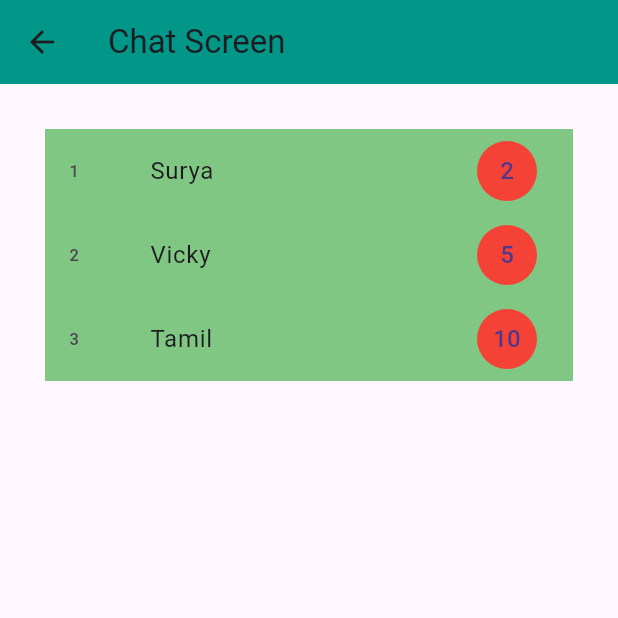
After one commit to tamilselvan-025/firebase, a Flutter app: the screen it shows after launch, after a tap on "Add Notification", after a tap on "Decrement Notification", after a tap on the "arrow forward" icon, on a phone screen of 412 x 824 dp, the top half of it. The commit adds this screen. Run offline on Flutter 3.47's test engine with Material 3 defaults, Android fonts, the phone set to English and light mode, and no system bars; our stand-ins replace firebase_core, firebase_messaging, flutter_local_notifications; accounts and stored records are empty.

Commit message:
notification_work

```diff
--- /dev/null
+++ b/lib/firebase/model/chat_user_model.dart
@@ -0,0 +1,5 @@
+class ChatUserModel{
+  String name;
+  int unReadMessages;
+  ChatUserModel(this.name, this.unReadMessages);
+}
--- /dev/null
+++ b/lib/firebase/screens/chat_list_screen.dart
@@ -0,0 +1,71 @@
+import 'package:firebase/main.dart';
+import 'package:flutter/material.dart';
+
+import '../model/chat_user_model.dart';
+import 'chat_screen.dart';
+
+class ChatListScreen extends StatefulWidget {
+  const ChatListScreen({super.key});
+
+  @override
+  State<ChatListScreen> createState() => _ChatListScreenState();
+}
+
+class _ChatListScreenState extends State<ChatListScreen> {
+  var userSurya = ChatUserModel("Surya", 2);
+  var userVicky = ChatUserModel("Vicky", 5);
+  var userTamil = ChatUserModel("Tamil", 10);
+  List<ChatUserModel> chatUsers = [];
+
+  @override
+  void initState() {
+    chatUsers = [userSurya, userVicky, userTamil];
+    super.initState();
+  }
+
+  @override
+  Widget build(BuildContext context) {
+    return Scaffold(
+      appBar: AppBar(
+        title: const Text("Chat Screen"),
+        backgroundColor: Colors.teal,
+      ),
+      body: Padding(
+        padding: const EdgeInsets.all(30),
+        child: ListView.builder(
+          itemBuilder: itemBuilder,
+          itemCount: chatUsers.length,
+        ),
+      ),
+    );
+  }
+
+  Widget itemBuilder(BuildContext context, int index) {
+    return getChatUserListView(index);
+  }
+
+  Widget getChatUserListView(int index) {
+    return ListTile(
+      onTap: () async{
+        await Navigator.push(
+          context,
+          MaterialPageRoute(
+            builder: (context) => ChatScreen(
+              chatUserModel: chatUsers[index],
+            ),
+          ),
+        );
+        chatUsers[index].unReadMessages=0;
+        setState(() {});
+      },
+      tileColor: Colors.green[300],
+      horizontalTitleGap: 30,
+      leading: Text("${index + 1}"),
+      title: Text(chatUsers[index].name),
+      trailing: CircleAvatar(
+        backgroundColor: Colors.red,
+        child: Text(chatUsers[index].unReadMessages.toString()),
+      ),
+    );
+  }
+}
--- /dev/null
+++ b/lib/firebase/screens/initial_screen.dart
@@ -0,0 +1,44 @@
+import 'package:flutter/material.dart';
+import '../../main.dart';
+import '../notification_service.dart';
+import 'notification_page.dart';
+
+class InitialScreen extends StatefulWidget {
+  const InitialScreen({super.key});
+
+  @override
+  State<InitialScreen> createState() => _InitialScreenState();
+}
+
+class _InitialScreenState extends State<InitialScreen> with WidgetsBindingObserver{
+  @override
+  void initState() {
+    super.initState();
+    WidgetsBinding.instance.addObserver(this);
+  }
+  @override
+  void dispose() {
+    WidgetsBinding.instance.removeObserver(this);
+    super.dispose();
+  }
+  @override
+  void didChangeAppLifecycleState(AppLifecycleState state) {
+    if (state == AppLifecycleState.paused) {
+      debugPrint("------------------ didChangeAppLifecycleState called ------------------");
+    //  NotificationService().updateBadgeOnBackground(badgeCount);
+    }
+    super.didChangeAppLifecycleState(state);
+  }
+
+  @override
+  Widget build(BuildContext context) {
+    return MaterialApp(
+      home: const Home(),
+      routes: {
+        "notification_screen": (context) => const NotificationPage(),
+      },
+      navigatorKey: navigatorKey,
+      title: "FirebaseProject",
+    );
+  }
+}
--- a/lib/main.dart
+++ b/lib/main.dart
@@ -1,27 +1,33 @@
 import 'package:firebase/firebase/firebase_api.dart';
 import 'package:firebase/firebase/notification_service.dart';
-import 'package:firebase/firebase/screens/notification_page.dart';
+import 'package:firebase/firebase/screens/chat_list_screen.dart';
+import 'package:firebase/firebase/screens/initial_screen.dart';
 import 'package:firebase_core/firebase_core.dart';
 import 'package:firebase_messaging/firebase_messaging.dart';
 import 'package:flutter/material.dart';
+import 'package:flutter_local_notifications/flutter_local_notifications.dart';
 import 'firebase_options.dart';
 
 final navigatorKey = GlobalKey<NavigatorState>();
 String pathOfAppIcon='';
-int badgeCount = 0;
+int badgeCount=0;
 Future<void> firebaseMessagingBackgroundHandler(RemoteMessage? message)async{
   await Firebase.initializeApp(options:  DefaultFirebaseOptions.currentPlatform);
   if(message!=null){
-    debugPrint("firebaseMessagingBackgroundHandler message is not null");
+    debugPrint("message.notification ${message.notification}");
+    debugPrint("firebaseMessagingBackgroundHandler message is not null [MESSAGE: ${message.data}]");
     return NotificationService().showNotifications(id: message.data['id'],title: message.data['title'],body: message
         .data['body'],payload: message.data['payload']);
   }
   else{
-    debugPrint("firebaseMessagingBackgroundHandler message is null!");
+    debugPrint("firebaseMessagingBackgroundHandler message is null");
   }
 }
+void onDidReceiveBackgroundNotificationResponse(NotificationResponse notificationResponse) {
+  debugPrint("----------------- onDidReceiveBackgroundNotificationResponse called -----------------");
+}
+
 void main() async {
-
   WidgetsFlutterBinding.ensureInitialized();
   await Firebase.initializeApp(
     options: DefaultFirebaseOptions.currentPlatform,
@@ -33,17 +39,11 @@ void main() async {
   FirebaseMessaging.onBackgroundMessage(firebaseMessagingBackgroundHandler);
 
   runApp(
-    MaterialApp(
-      home: const Home(),
-      routes: {
-        "notification_screen": (context) => const NotificationPage(),
-      },
-      navigatorKey: navigatorKey,
-      title: "FirebaseProject",
-    ),
+    const InitialScreen()
   );
 }
-class Home extends StatefulWidget {
+
+class Home extends StatefulWidget  {
   const Home({super.key});
 
   @override
@@ -51,10 +51,6 @@ class Home extends StatefulWidget {
 }
 
 class _HomeState extends State<Home> {
-  @override
-  void initState() {
-    super.initState();
-  }
 
   @override
   Widget build(BuildContext context) {
@@ -78,17 +74,25 @@ class _HomeState extends State<Home> {
                 badgeCount++;
                 NotificationService().showNotifications(id: 1, title: "Title :Badge Add", body: "badge value : "
                     "$badgeCount",
-                  payload: 'payload',);
+                  payload: 'payload',badge: badgeCount);
                 setState(() {});
               },
               child: const Text("Add Notification"),
             ),
             ElevatedButton(
+              onPressed: () {
+                badgeCount--;
+                NotificationService().showNotifications(id: 1, title: "Title :Badge Sub", body: "badge value : "
+                    "$badgeCount",
+                    payload: 'payload',badge: badgeCount);
+                setState(() {});
+              },
+              child: const Text("Decrement Notification"),
+            ),
+            ElevatedButton(
               onPressed: () async {
                 badgeCount = 0;
-                NotificationService().showNotifications(id: 2, title: "Title :Badge Deleted", body: "badge value : "
-                    "$badgeCount",
-                    payload: 'payload');
+                NotificationService().flutterLocalNotificationsPlugin.cancelAll();
                 setState(() {});
               },
               child: const Text("Delete badge"),
@@ -108,12 +112,10 @@ class _HomeState extends State<Home> {
         ),
       ),
       floatingActionButton: FloatingActionButton(onPressed: () async {
-        debugPrint("badgeCount : $badgeCount");
-        debugPrint(
-            "FirebaseMessaging.onMessageOpenedApp.isEmpty : ${await FirebaseMessaging.onMessageOpenedApp.isEmpty}");
-        debugPrint("FirebaseMessaging.onMessage.isEmpty : ${await FirebaseMessaging.onMessage.isEmpty}");
-        debugPrint("FirebaseMessaging.onMessage.length : ${await FirebaseMessaging.onMessage.length}");
-      }),
+       Navigator.push(context,MaterialPageRoute(builder: (context)=>const ChatListScreen()));
+      },
+        child: const Icon(Icons.arrow_forward_outlined),
+      ),
     );
   }
 }
```
Also changed, not shown: lib/demo.dart (+134 -0 lines), lib/firebase/firebase_api.dart (+20 -20 lines), lib/firebase/notification_service.dart (+38 -23 lines), lib/firebase/screens/chat_screen.dart (added, +42 -0 lines), pubspec.yaml (+6 -2 lines), 6 other files.
